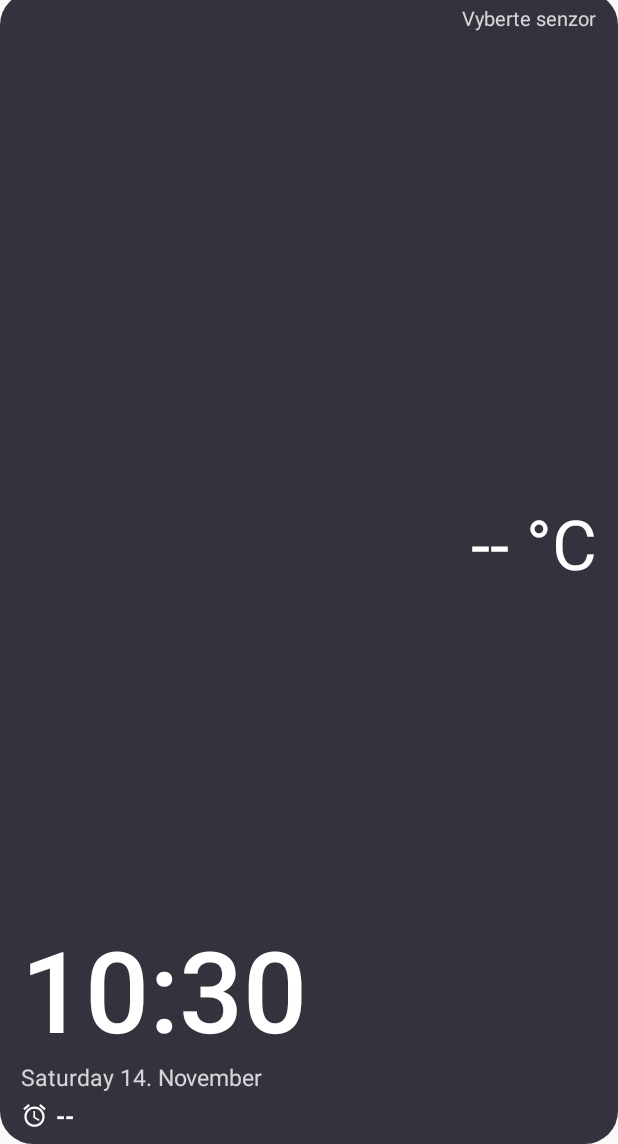
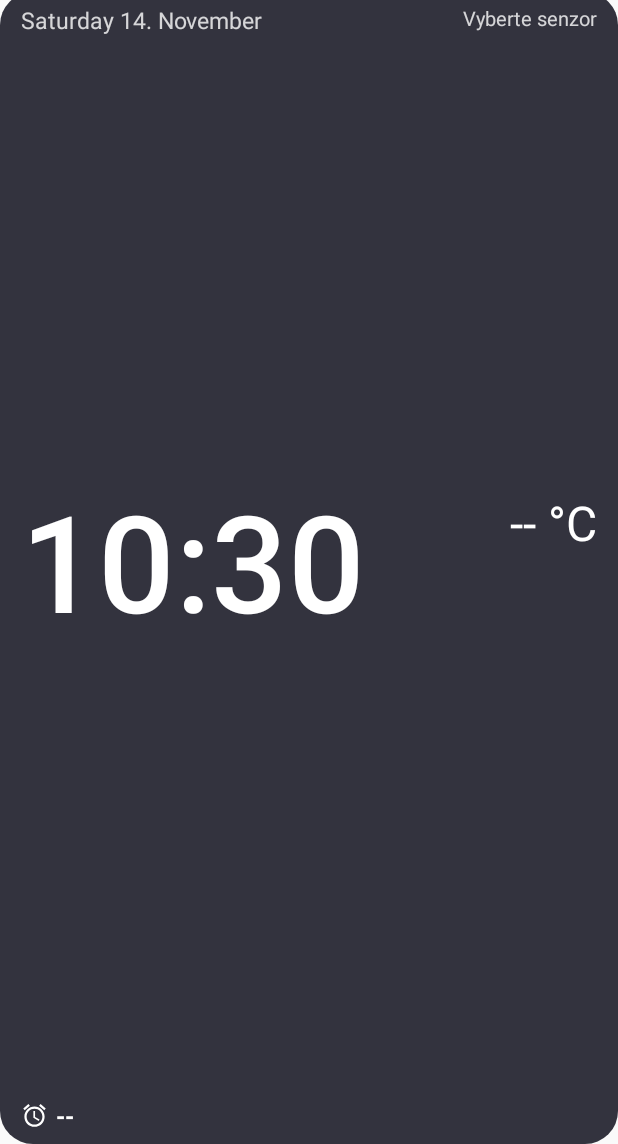
Before and after one commit to JimmyFoks/widget-pro-MiHome, an Android app: the layout widget.xml on its own in the app's theme, with its tools: preview values and no code run, on a phone screen of 412 x 824 dp, the part 92-1236 px from its top. Run offline under Robolectric (Android 15) with nearby library versions, the phone set to English and light mode, and no system bars.

Commit message:
Add files via upload

```diff
--- a/app/src/main/java/cz/domaciwidget/RefreshWorker.kt
+++ b/app/src/main/java/cz/domaciwidget/RefreshWorker.kt
@@ -34,6 +34,8 @@ class RefreshWorker(ctx: Context, params: WorkerParameters) : Worker(ctx, params
                 try {
                     val r = svc.fetchReading(did)
                     Prefs.saveReading(ctx, did, r)
+                    val t = r.temp
+                    if (t != null) Prefs.updateDayRange(ctx, did, t)
                 } catch (e: Exception) {
                     errors.add(e.message ?: e.javaClass.simpleName)
                 }
--- a/app/src/main/res/layout/widget.xml
+++ b/app/src/main/res/layout/widget.xml
@@ -14,31 +14,13 @@
         android:id="@+id/left"
         android:layout_width="0dp"
         android:layout_height="match_parent"
-        android:layout_weight="1">
+        android:layout_weight="1.6">
 
         <LinearLayout
             android:layout_width="match_parent"
             android:layout_height="match_parent"
             android:gravity="start"
             android:orientation="vertical">
-
-            <TextClock
-                android:id="@+id/clock"
-                android:layout_width="match_parent"
-                android:layout_height="0dp"
-                android:layout_weight="1"
-                android:autoSizeMaxTextSize="90sp"
-                android:autoSizeMinTextSize="30sp"
-                android:autoSizeStepGranularity="1sp"
-                android:autoSizeTextType="uniform"
-                android:fontFamily="sans-serif-medium"
-                android:format12Hour="HH:mm"
-                android:format24Hour="HH:mm"
-                android:gravity="start|bottom"
-                android:includeFontPadding="false"
-                android:maxLines="1"
-                android:textColor="#FFFFFF"
-                android:textSize="60sp" />
 
             <TextClock
                 android:id="@+id/date"
@@ -51,11 +33,28 @@
                 android:textColor="#CCFFFFFF"
                 android:textSize="15sp" />
 
+            <TextClock
+                android:id="@+id/clock"
+                android:layout_width="match_parent"
+                android:layout_height="0dp"
+                android:layout_weight="1"
+                android:autoSizeMaxTextSize="110sp"
+                android:autoSizeMinTextSize="30sp"
+                android:autoSizeStepGranularity="1sp"
+                android:autoSizeTextType="uniform"
+                android:fontFamily="sans-serif-medium"
+                android:format12Hour="HH:mm"
+                android:format24Hour="HH:mm"
+                android:gravity="start|center_vertical"
+                android:includeFontPadding="false"
+                android:maxLines="1"
+                android:textColor="#FFFFFF"
+                android:textSize="70sp" />
+
             <LinearLayout
                 android:id="@+id/alarm_row"
                 android:layout_width="wrap_content"
                 android:layout_height="wrap_content"
-                android:layout_marginTop="4dp"
                 android:gravity="center_vertical"
                 android:orientation="horizontal">
 
@@ -87,27 +86,33 @@
     <LinearLayout
         android:layout_width="0dp"
         android:layout_height="match_parent"
+        android:layout_marginStart="8dp"
         android:layout_weight="1"
         android:gravity="end"
         android:orientation="vertical">
 
         <TextView
             android:id="@+id/sensor_name"
-            android:layout_width="wrap_content"
+            android:layout_width="match_parent"
             android:layout_height="wrap_content"
             android:ellipsize="end"
+            android:gravity="end"
             android:maxLines="1"
             android:text="Vyberte senzor"
             android:textColor="#CCFFFFFF"
             android:textSize="13sp" />
 
+        <FrameLayout
+            android:layout_width="match_parent"
+            android:layout_height="0dp"
+            android:layout_weight="1" />
+
         <TextView
             android:id="@+id/temp"
             android:layout_width="match_parent"
-            android:layout_height="0dp"
-            android:layout_weight="1"
-            android:autoSizeMaxTextSize="46sp"
-            android:autoSizeMinTextSize="22sp"
+            android:layout_height="40dp"
+            android:autoSizeMaxTextSize="32sp"
+            android:autoSizeMinTextSize="18sp"
             android:autoSizeStepGranularity="1sp"
             android:autoSizeTextType="uniform"
             android:gravity="end|center_vertical"
@@ -115,7 +120,7 @@
             android:maxLines="1"
             android:text="-- °C"
             android:textColor="#FFFFFF"
-            android:textSize="34sp" />
+            android:textSize="32sp" />
 
         <TextView
             android:id="@+id/hum"
@@ -126,19 +131,31 @@
             android:textColor="#CCFFFFFF"
             android:textSize="14sp" />
 
+        <TextView
+            android:id="@+id/range"
+            android:layout_width="wrap_content"
+            android:layout_height="wrap_content"
+            android:maxLines="1"
+            android:text=""
+            android:textColor="#B3FFFFFF"
+            android:textSize="13sp" />
+
+        <FrameLayout
+            android:layout_width="match_parent"
+            android:layout_height="0dp"
+            android:layout_weight="1" />
+
         <LinearLayout
             android:id="@+id/row2"
             android:layout_width="match_parent"
             android:layout_height="wrap_content"
-            android:layout_marginTop="6dp"
-            android:gravity="end|center_vertical"
-            android:orientation="horizontal">
+            android:gravity="end"
+            android:orientation="vertical">
 
             <TextView
                 android:id="@+id/sensor2_name"
-                android:layout_width="0dp"
+                android:layout_width="match_parent"
                 android:layout_height="wrap_content"
-                android:layout_weight="1"
                 android:ellipsize="end"
                 android:gravity="end"
                 android:maxLines="1"
@@ -146,11 +163,16 @@
                 android:textColor="#B3FFFFFF"
                 android:textSize="12sp" />
 
+            <LinearLayout
+                android:layout_width="wrap_content"
+                android:layout_height="wrap_content"
+                android:gravity="center_vertical"
+                android:orientation="horizontal">
+
                 <TextView
                     android:id="@+id/sensor2_temp"
                     android:layout_width="wrap_content"
                     android:layout_height="wrap_content"
-                android:layout_marginStart="6dp"
                     android:maxLines="1"
                     android:text=""
                     android:textColor="#FFFFFF"
@@ -161,7 +183,7 @@
                     android:id="@+id/sensor2_hum"
                     android:layout_width="wrap_content"
                     android:layout_height="wrap_content"
-                android:layout_marginStart="6dp"
+                    android:layout_marginStart="8dp"
                     android:maxLines="1"
                     android:text=""
                     android:textColor="#CCFFFFFF"
@@ -169,3 +191,4 @@
             </LinearLayout>
         </LinearLayout>
     </LinearLayout>
+</LinearLayout>
```
Also changed, not shown: app/src/main/AndroidManifest.xml (+7 -0 lines), app/src/main/java/cz/domaciwidget/ClockActivity.kt (added, +68 -0 lines), app/src/main/java/cz/domaciwidget/Prefs.kt (+33 -0 lines), app/src/main/java/cz/domaciwidget/WidgetRenderer.kt (+20 -43 lines). Lines whose indentation alone changed are shown as unchanged.
